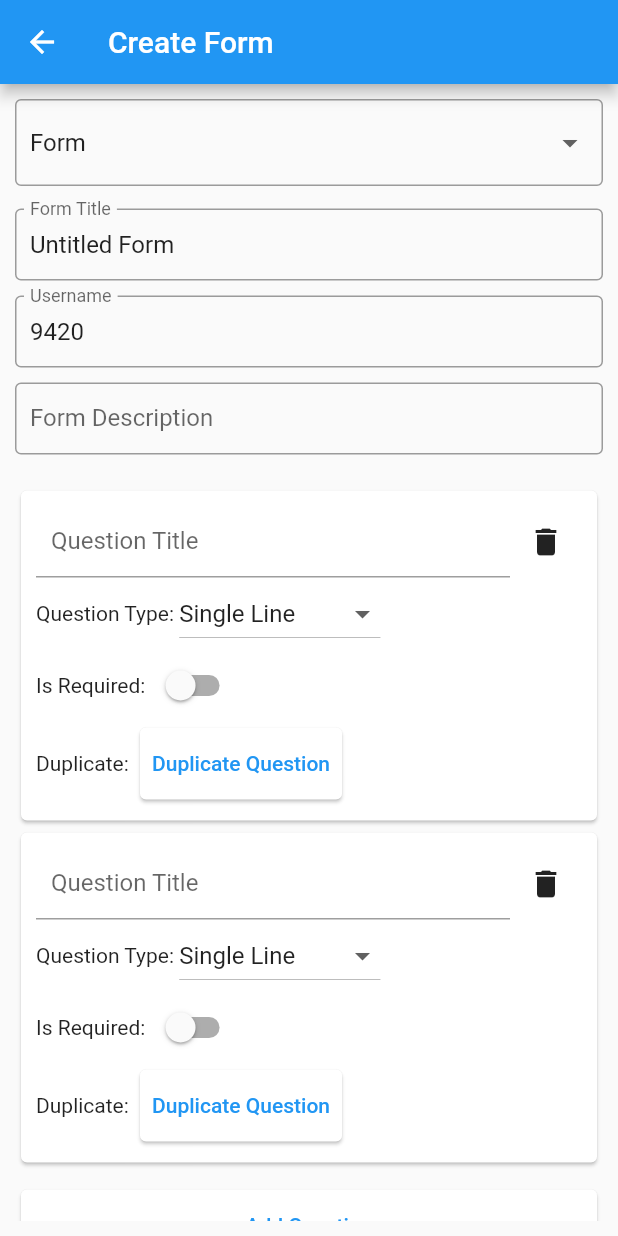
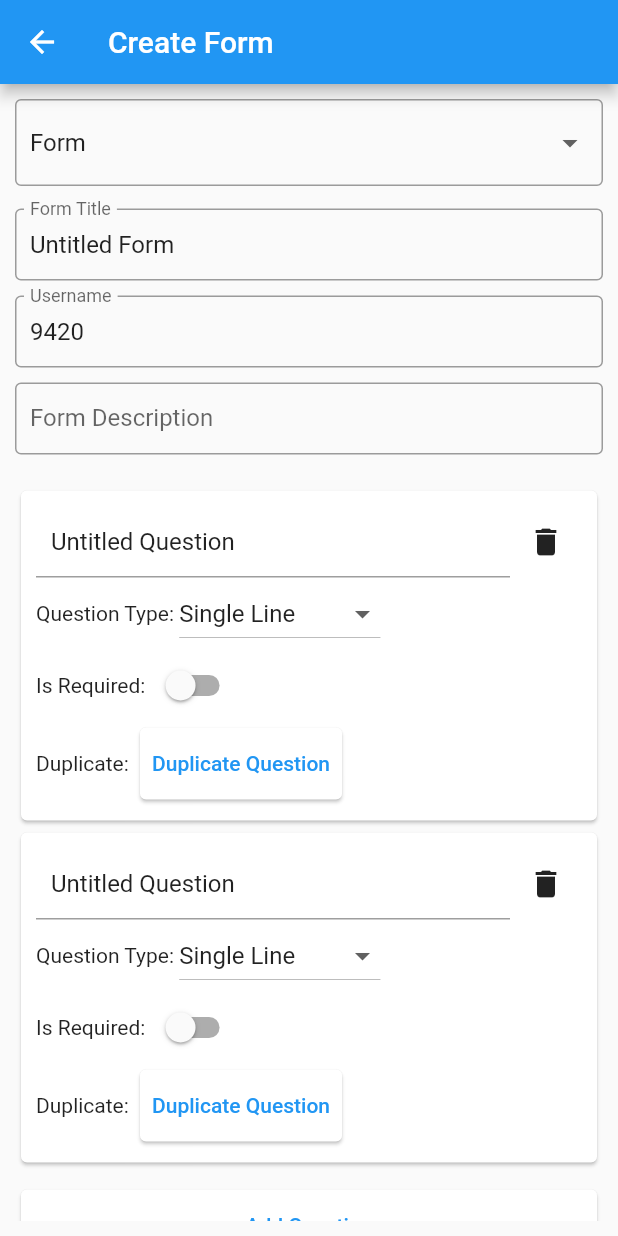
Before and after one commit to Crazzygamerr/SNDR, a Flutter app: the CreateForm screen opened by its route, after a tap on the "delete" icon, after a tap on "Add Question", after a tap on "Duplicate Question", on a phone screen of 412 x 824 dp. Run offline on Flutter 3.47's test engine with Material 2 defaults, Android fonts, the phone set to English and light mode, and no system bars; our stand-ins replace camera, file_picker, open_filex, permission_handler; missing offline and left inert: nearby_connections.

Commit message:
final changes

```diff
--- a/lib/CreateForm.dart
+++ b/lib/CreateForm.dart
@@ -90,7 +90,8 @@ class CreateFormState extends State<CreateForm> {
 
   bool isSharing = false;
   TextEditingController titleController = TextEditingController(text: "Untitled Form"), descriptionController = TextEditingController();
-  TextEditingController titleControllerr = TextEditingController(text: "Untitled Form"), descriptionControllerr = TextEditingController();
+  TextEditingController titleControllerr = TextEditingController(text: "Untitled Form");
+  List<TextEditingController> title_Controllers = [TextEditingController(text: "Untitled Question")];
   List<List<TextEditingController>> optionControllers = [[TextEditingController(text: "Option 1")]];
 
   @override
@@ -183,17 +184,23 @@ class CreateFormState extends State<CreateForm> {
                                 Expanded(
                                   child: TextFormField(
                                     decoration: const InputDecoration(
-                                      labelText: 'Question Title',
+                                     //labelText: 'Question Title',
                                       contentPadding: EdgeInsets.symmetric(horizontal: 10, vertical: 5),
                                       border: UnderlineInputBorder(),
                                     ),
+                                    controller:title_Controllers[index],
+                                    onChanged: (v) => setState(() => form["content"][index]["title"] = v),
+
                                   ),
                                 ),
                                 IconButton(
                                   icon: const Icon(Icons.delete),
                                   onPressed: () => setState(() {
+                                    //print(index);
                                     form["content"].removeAt(index);
                                     optionControllers.removeAt(index);
+                                    title_Controllers.removeAt(index);
+
                                   }),
                                 ),
                               ],
@@ -296,7 +303,7 @@ class CreateFormState extends State<CreateForm> {
                                   child: TextButton(
                                     onPressed: () => setState(() {
 
-
+                                      print(form);
                                       // List<Map<String, Object>> new_content=List.from(form["content"].toList());
                                       Map<String, Object> new_value={};
                                       List<String> options =[];
@@ -307,17 +314,18 @@ class CreateFormState extends State<CreateForm> {
                                         options.add(form["content"][index]["options"][i]);
                                       }
                                       new_value["options"]=options;
+                                      print(index);
                                       form["content"].add(new_value);
                                       //form["content"].add(new_content[index]);
-
+                                      print(index);
                                        optionControllers.add([
-                                         TextEditingController(text: form["content"][index+1]["options"][0]),]);
+                                         TextEditingController(text: form["content"][index]["options"][0]),]);
                                        for (var i = 1; i <= l; i++) {
                                          optionControllers[form["content"].length - 1].add(
                                            TextEditingController(text: form["content"][index]["options"][i]),
                                          );
                                        }
-
+                                      title_Controllers.add(TextEditingController(text:form["content"][index]["title"] ));
 
                                       }),
                                     child: const Text('Duplicate Question'),
@@ -348,6 +356,7 @@ class CreateFormState extends State<CreateForm> {
                       optionControllers.add([
                         TextEditingController(text: "Option 1"),
                       ]);
+                      title_Controllers.add(TextEditingController(text: "Untitled Question"));
                     }),
                     child: const Text('Add Question'),
                   ),
@@ -379,7 +388,7 @@ class CreateFormState extends State<CreateForm> {
                       String s=Provider.of<NearbyService>(context, listen: false).userName.toString();
                       form['username']=s;
                       NearbyService().startAdvertising(isSharing ? shareMsg : form, isSharing: isSharing);
-                      print(form);
+
                      // print(s);
                      // print(form);
                     },
```
